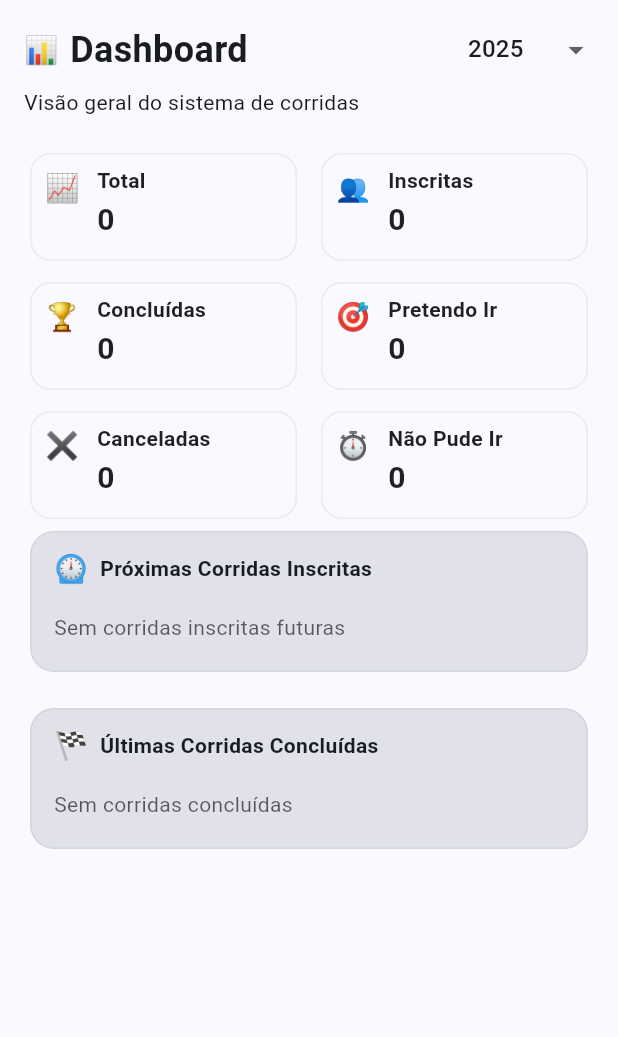
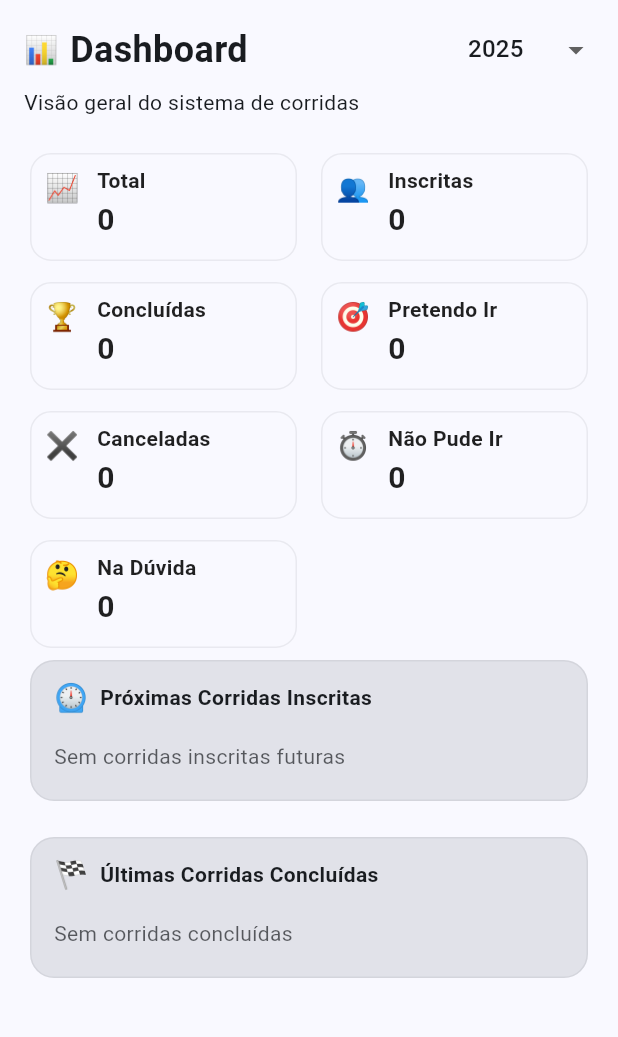
Before and after one commit to adcdenis/gercorridas, a Flutter app: the DashboardPage screen opened by its route, on a phone screen of 412 x 824 dp, the part 84-1121 px from its top. Run offline on Flutter 3.47's test engine with Material 3 defaults, Android fonts, the phone set to English and light mode, and no system bars; our stand-ins replace drift, file_picker, flutter_riverpod, freezed_annotation, go_router, google_sign_in and 4 more; missing offline and left inert: dart:html, excel, googleapis; accounts and stored records are empty; generated files the repository leaves out were written again.

Commit message:
feat: Add dashboard page, text sanitization utility, update dependencies, and configure Android build settings.

```diff
--- a/lib/core/text_sanitizer.dart
+++ b/lib/core/text_sanitizer.dart
@@ -32,7 +32,7 @@ String buildShareText(Counter counter, DateTime effectiveDate, bool isFuture) {
   final timeText = isFuture ? 'Faltam' : 'Passaram';
   String formattedTime = '';
   if (comps.years > 0) formattedTime += '${comps.years} ano${comps.years == 1 ? '' : 's'}, ';
-  if (comps.months > 0) formattedTime += '${comps.months} mês${comps.months == 1 ? '' : 'es'}, ';
+  if (comps.months > 0) formattedTime += '${comps.months} ${comps.months == 1 ? 'mês' : 'meses'}, ';
   if (comps.days > 0) formattedTime += '${comps.days} dia${comps.days == 1 ? '' : 's'}, ';
   if (comps.hours > 0) formattedTime += '${comps.hours} hora${comps.hours == 1 ? '' : 's'}, ';
   if (comps.minutes > 0) formattedTime += '${comps.minutes} minuto${comps.minutes == 1 ? '' : 's'}, ';
--- a/lib/presentation/pages/dashboard_page.dart
+++ b/lib/presentation/pages/dashboard_page.dart
@@ -40,6 +40,7 @@ class DashboardPage extends ConsumerWidget {
           final pretendo = countStatus('pretendo_ir');
           final canceladas = countStatus('cancelada');
           final naoPude = countStatus('nao_pude_ir');
+          final naDuvida = countStatus('na_duvida');
 
           final upcomingInscritas = filteredByYear
               .map((c) => (c, effectiveDate(c.eventDate)))
@@ -102,6 +103,7 @@ class DashboardPage extends ConsumerWidget {
                       _statCard(context, title: 'Pretendo Ir', value: pretendo, color: cs.surface, emoji: '🎯', width: double.infinity),
                       _statCard(context, title: 'Canceladas', value: canceladas, color: cs.surface, emoji: '✖️', width: double.infinity),
                       _statCard(context, title: 'Não Pude Ir', value: naoPude, color: cs.surface, emoji: '⏱️', width: double.infinity),
+                      _statCard(context, title: 'Na Dúvida', value: naDuvida, color: cs.surface, emoji: '🤔', width: double.infinity),
                     ],
                   );
                 }),
```
Also changed, not shown: pubspec.lock, 2 other files.
